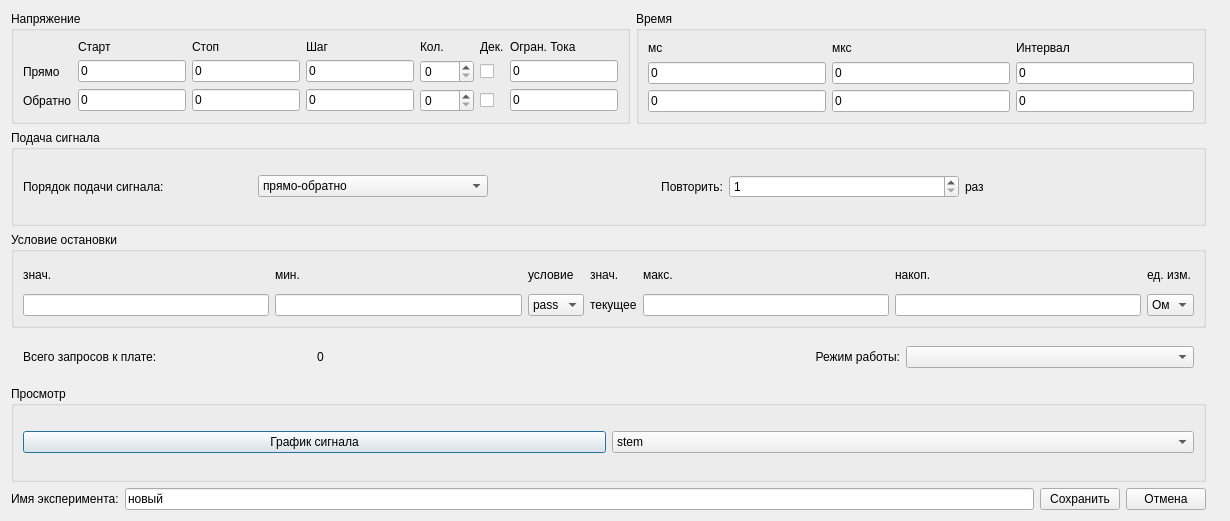
Before: the Qt Designer form gui/uies/signal.ui in neurocomputer/MemriBoard, drawn with Qt 5.
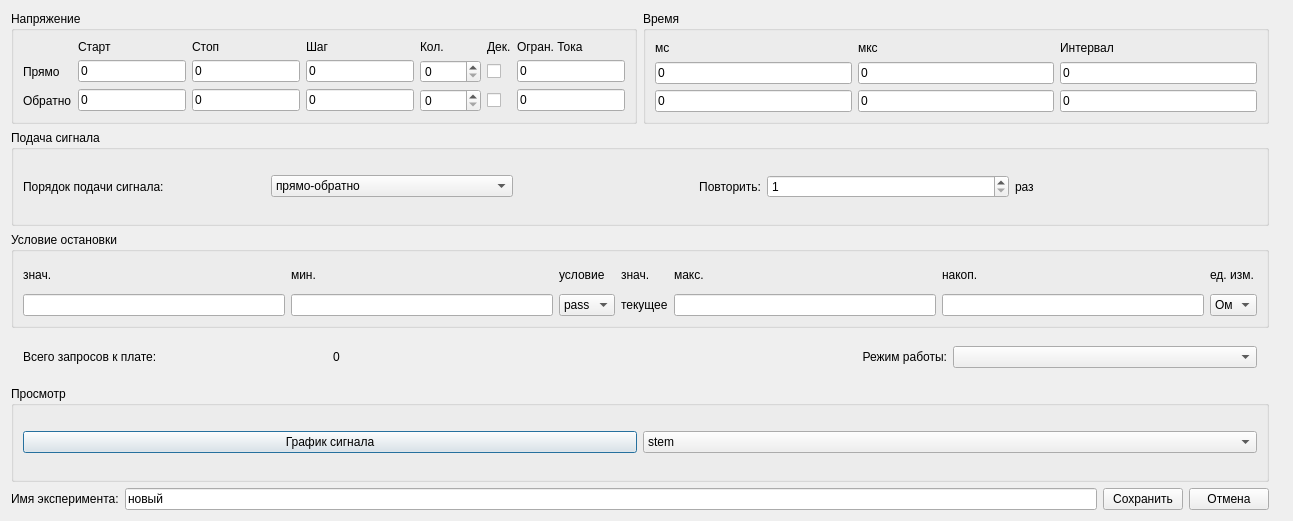
After: the same form once the commit is applied. Icons and pictures are not drawn. Custom widgets are drawn as their Qt base class.

Commit message: Signal window: max amount increased

Patch:
```diff
--- a/gui/uies/signal.ui
+++ b/gui/uies/signal.ui
@@ -6,7 +6,7 @@
    <rect>
     <x>0</x>
     <y>0</y>
-    <width>1230</width>
+    <width>1293</width>
     <height>521</height>
    </rect>
   </property>
@@ -110,7 +110,7 @@
                 <item row="2" column="4">
                  <widget class="QSpinBox" name="forward_count">
                   <property name="maximum">
-                   <number>9999</number>
+                   <number>99999</number>
                   </property>
                  </widget>
                 </item>
@@ -124,7 +124,7 @@
                 <item row="3" column="4">
                  <widget class="QSpinBox" name="backward_count">
                   <property name="maximum">
-                   <number>9999</number>
+                   <number>99999</number>
                   </property>
                  </widget>
                 </item>
```
